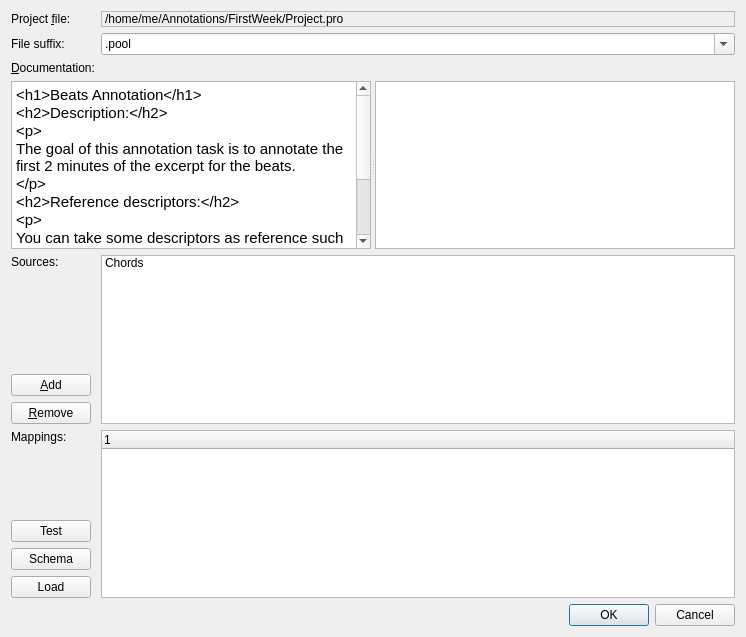
This is Annotator/src/ProjectEditor.ui in clam-project/clam as Qt 5 draws it before an edit. The edited form follows.
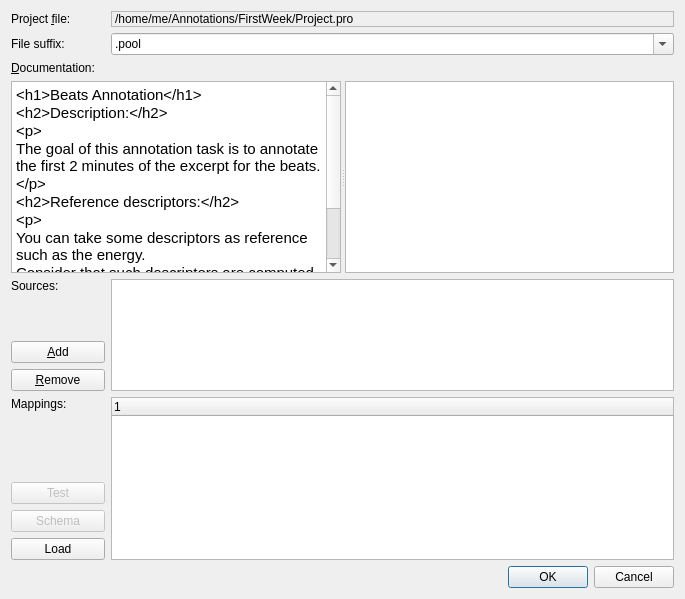
This is the edited form. Icons and pictures are not drawn. Custom widgets are drawn as their Qt base class.

Commit message: * SourceEditor.ui: Not implemented buttons disabled  * ProjectEditor.ui: Not implemented buttons disabled  * ProjectEditor.ui: Relayout as grid to expand the maps view  * ProjectEditor.ui: Fix regression: on adding maps header, programed ones didn't appear

Patch:
```diff
--- a/Annotator/src/ProjectEditor.ui
+++ b/Annotator/src/ProjectEditor.ui
@@ -6,14 +6,14 @@
    <rect>
     <x>0</x>
     <y>0</y>
-    <width>746</width>
-    <height>637</height>
+    <width>685</width>
+    <height>599</height>
    </rect>
   </property>
   <property name="windowTitle">
    <string>Project Properties</string>
   </property>
-  <layout class="QFormLayout" name="formLayout">
+  <layout class="QGridLayout" name="gridLayout" columnstretch="1,6">
    <item row="0" column="0">
     <widget class="QLabel" name="label_5">
      <property name="text">
@@ -96,6 +96,12 @@
       <enum>Qt::Horizontal</enum>
      </property>
      <widget class="QTextEdit" name="projectInfo">
+      <property name="sizePolicy">
+       <sizepolicy hsizetype="Expanding" vsizetype="MinimumExpanding">
+        <horstretch>0</horstretch>
+        <verstretch>0</verstretch>
+       </sizepolicy>
+      </property>
       <property name="html">
        <string>&lt;!DOCTYPE HTML PUBLIC &quot;-//W3C//DTD HTML 4.0//EN&quot; &quot;http://www.w3.org/TR/REC-html40/strict.dtd&quot;&gt;
 &lt;html&gt;&lt;head&gt;&lt;meta name=&quot;qrichtext&quot; content=&quot;1&quot; /&gt;&lt;style type=&quot;text/css&quot;&gt;
@@ -117,7 +123,14 @@
        <bool>false</bool>
       </property>
      </widget>
-     <widget class="QTextBrowser" name="htmlPreview"/>
+     <widget class="QTextBrowser" name="htmlPreview">
+      <property name="sizePolicy">
+       <sizepolicy hsizetype="MinimumExpanding" vsizetype="Expanding">
+        <horstretch>0</horstretch>
+        <verstretch>0</verstretch>
+       </sizepolicy>
+      </property>
+     </widget>
     </widget>
    </item>
    <item row="4" column="0">
@@ -127,24 +140,14 @@
        <property name="text">
         <string>Sources:</string>
        </property>
+       <property name="alignment">
+        <set>Qt::AlignLeading|Qt::AlignLeft|Qt::AlignTop</set>
+       </property>
        <property name="buddy">
         <cstring>sources</cstring>
        </property>
       </widget>
      </item>
-     <item>
-      <spacer name="verticalSpacer">
-       <property name="orientation">
-        <enum>Qt::Vertical</enum>
-       </property>
-       <property name="sizeHint" stdset="0">
-        <size>
-         <width>20</width>
-         <height>40</height>
-        </size>
-       </property>
-      </spacer>
-     </item>
      <item>
       <widget class="QPushButton" name="newSourceButton">
        <property name="text">
@@ -171,11 +174,12 @@
    </item>
    <item row="4" column="1">
     <widget class="QListWidget" name="sources">
-     <item>
-      <property name="text">
-       <string>Chords</string>
-      </property>
-     </item>
+     <property name="maximumSize">
+      <size>
+       <width>16777215</width>
+       <height>142</height>
+      </size>
+     </property>
     </widget>
    </item>
    <item row="5" column="0">
@@ -214,6 +218,9 @@
      </item>
      <item>
       <widget class="QPushButton" name="testExtractorButton">
+       <property name="enabled">
+        <bool>false</bool>
+       </property>
        <property name="toolTip">
         <string>Execute with a sample wave</string>
        </property>
@@ -228,6 +235,9 @@
      </item>
      <item>
       <widget class="QPushButton" name="schemaEditButton">
+       <property name="enabled">
+        <bool>false</bool>
+       </property>
        <property name="toolTip">
         <string>View resulting schema</string>
        </property>
```
Left out of the diff: 21 changed lines with no effect on the pictures. The commit also changes 1 other file.
